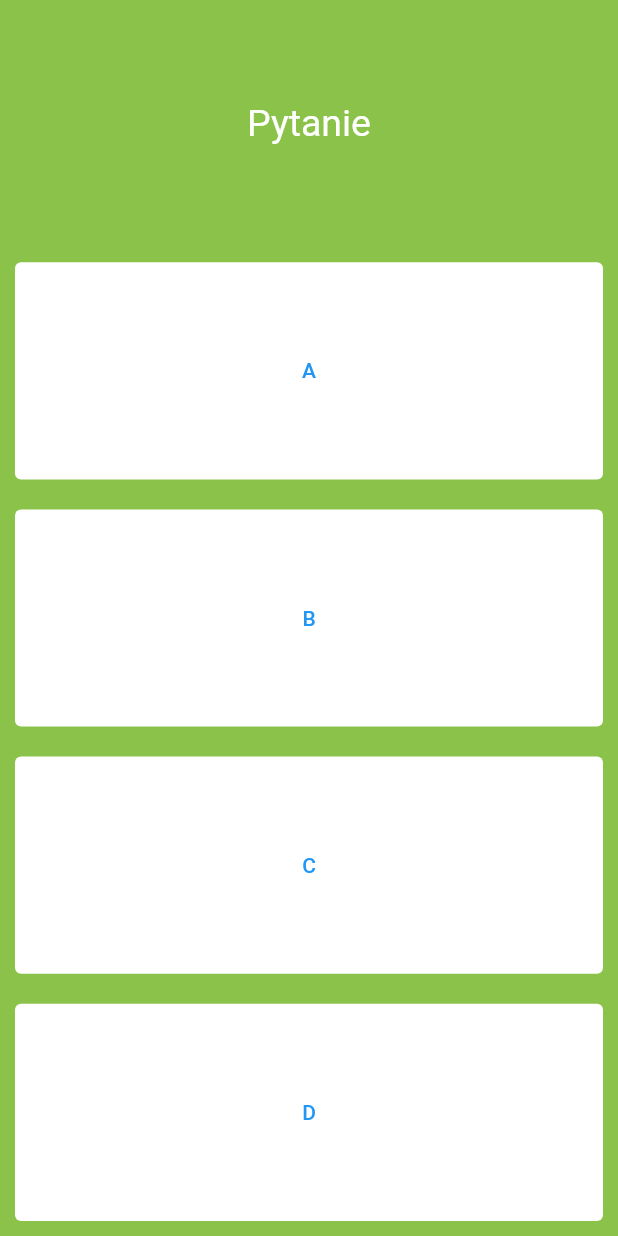
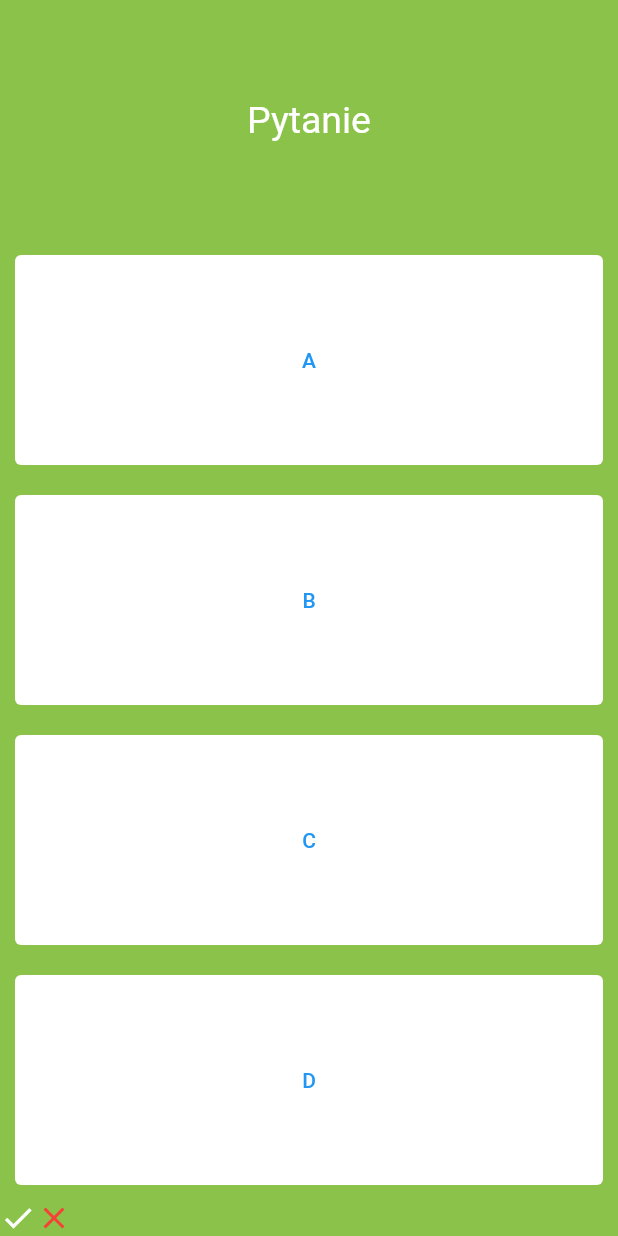
Before and after one commit to Sandra-chemist/SAEP-ReakcjeOrganiczne, a Flutter app: the QuizScreen screen opened by its route, on a phone screen of 412 x 824 dp. Run offline on Flutter 3.47's test engine with Material 2 defaults, Android fonts, the phone set to English and light mode, and no system bars; our stand-ins replace firebase_auth, firebase_core; accounts and stored records are empty.

Commit message:
Row widget with Icons was added to quiz screen

```diff
--- a/lib/screens/quiz_screen.dart
+++ b/lib/screens/quiz_screen.dart
@@ -71,6 +71,18 @@ class _QuizScreenState extends State<QuizScreen> {
               ),
             ),
           ),
+          Row(
+            children: const [
+              Icon(
+                Icons.check,
+                color: Colors.white,
+              ),
+              Icon(
+                Icons.close,
+                color: Colors.red,
+              ),
+            ],
+          )
         ],
       ),
     );
```
